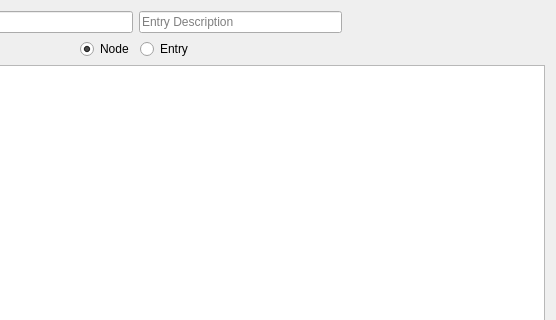
Qt form search/dialog/searchdialog.ui (ytxerp/ytx-client) before a commit; both pictures show x 284 to 840 and y 0 to 320 of the 840 by 531 pixel window.
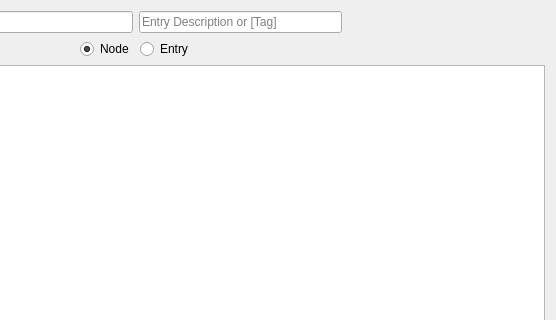
The same form after that commit.

The edit to the form file:
```diff
--- a/search/dialog/searchdialog.ui
+++ b/search/dialog/searchdialog.ui
@@ -36,7 +36,7 @@
      <item>
       <widget class="QLineEdit" name="lineEditEntry">
        <property name="placeholderText">
-        <string>Entry Description</string>
+        <string>Entry Description or [Tag]</string>
        </property>
       </widget>
      </item>
```
